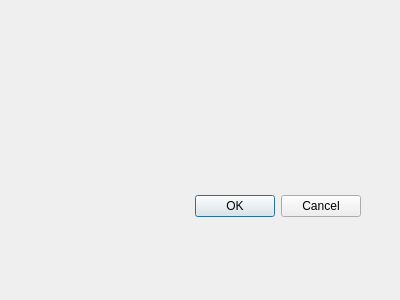
Ghostmoonk/maya-python-castle, file interface.ui: the form before one commit.
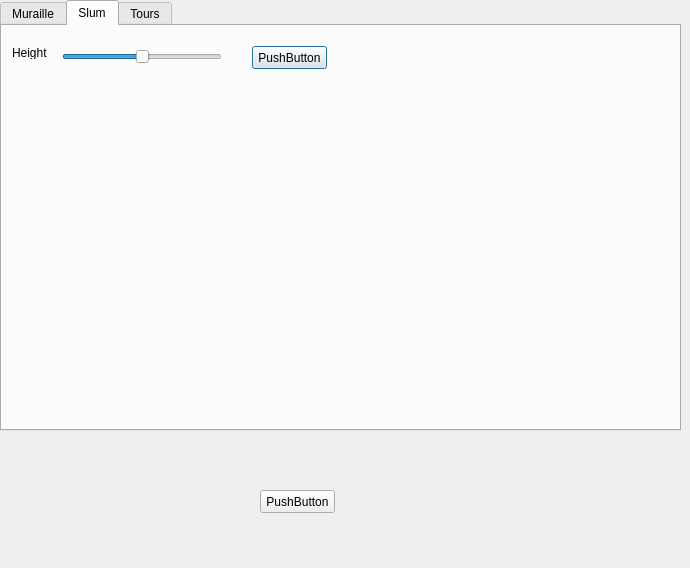
The form after the commit.

Commit message: debut class mash + interface slider prbl

Diff of the .ui file:
```diff
--- a/interface.ui
+++ b/interface.ui
@@ -6,27 +6,127 @@
    <rect>
     <x>0</x>
     <y>0</y>
-    <width>400</width>
-    <height>300</height>
+    <width>690</width>
+    <height>568</height>
    </rect>
   </property>
   <property name="windowTitle">
    <string>Dialog</string>
   </property>
-  <widget class="QDialogButtonBox" name="buttonBox">
+  <widget class="QTabWidget" name="tabWidget">
    <property name="geometry">
     <rect>
-     <x>20</x>
-     <y>190</y>
-     <width>341</width>
-     <height>32</height>
+     <x>0</x>
+     <y>0</y>
+     <width>681</width>
+     <height>431</height>
     </rect>
    </property>
-   <property name="orientation">
-    <enum>Qt::Horizontal</enum>
+   <property name="currentIndex">
+    <number>1</number>
    </property>
-   <property name="standardButtons">
-    <set>QDialogButtonBox::Cancel|QDialogButtonBox::Ok</set>
+   <widget class="QWidget" name="tab">
+    <attribute name="title">
+     <string>Muraille</string>
+    </attribute>
+   </widget>
+   <widget class="QWidget" name="tab_2">
+    <attribute name="title">
+     <string>Slum</string>
+    </attribute>
+    <widget class="QSlider" name="slider1">
+     <property name="geometry">
+      <rect>
+       <x>60</x>
+       <y>20</y>
+       <width>160</width>
+       <height>22</height>
+      </rect>
+     </property>
+     <property name="whatsThis">
+      <string>&lt;html&gt;&lt;head/&gt;&lt;body&gt;&lt;p&gt;height&lt;/p&gt;&lt;/body&gt;&lt;/html&gt;</string>
+     </property>
+     <property name="maximum">
+      <number>10</number>
+     </property>
+     <property name="singleStep">
+      <number>1</number>
+     </property>
+     <property name="pageStep">
+      <number>1</number>
+     </property>
+     <property name="value">
+      <number>5</number>
+     </property>
+     <property name="sliderPosition">
+      <number>5</number>
+     </property>
+     <property name="tracking">
+      <bool>true</bool>
+     </property>
+     <property name="orientation">
+      <enum>Qt::Horizontal</enum>
+     </property>
+     <property name="invertedAppearance">
+      <bool>false</bool>
+     </property>
+     <property name="invertedControls">
+      <bool>false</bool>
+     </property>
+    </widget>
+    <widget class="QLabel" name="label">
+     <property name="geometry">
+      <rect>
+       <x>10</x>
+       <y>20</y>
+       <width>47</width>
+       <height>13</height>
+      </rect>
+     </property>
+     <property name="text">
+      <string>Height</string>
+     </property>
+    </widget>
+    <widget class="QPushButton" name="pushButton2">
+     <property name="geometry">
+      <rect>
+       <x>250</x>
+       <y>20</y>
+       <width>75</width>
+       <height>23</height>
+      </rect>
+     </property>
+     <property name="text">
+      <string>PushButton</string>
+     </property>
+     <property name="checkable">
+      <bool>false</bool>
+     </property>
+     <property name="checked">
+      <bool>false</bool>
+     </property>
+     <property name="autoDefault">
+      <bool>true</bool>
+     </property>
+    </widget>
+   </widget>
+   <widget class="QWidget" name="tab_3">
+    <attribute name="title">
+     <string>Tours</string>
+    </attribute>
+   </widget>
+  </widget>
+  <widget class="QPushButton" name="pushButtonD">
+   <property name="geometry">
+    <rect>
+     <x>260</x>
+     <y>490</y>
+     <width>75</width>
+     <height>23</height>
+    </rect>
+   </property>
+   <property name="text">
+    <string>PushButton</string>
    </property>
   </widget>
  </widget>
```
Left out of the diff: 42 changed lines with no effect on the pictures. The commit also changes 3 other files.
